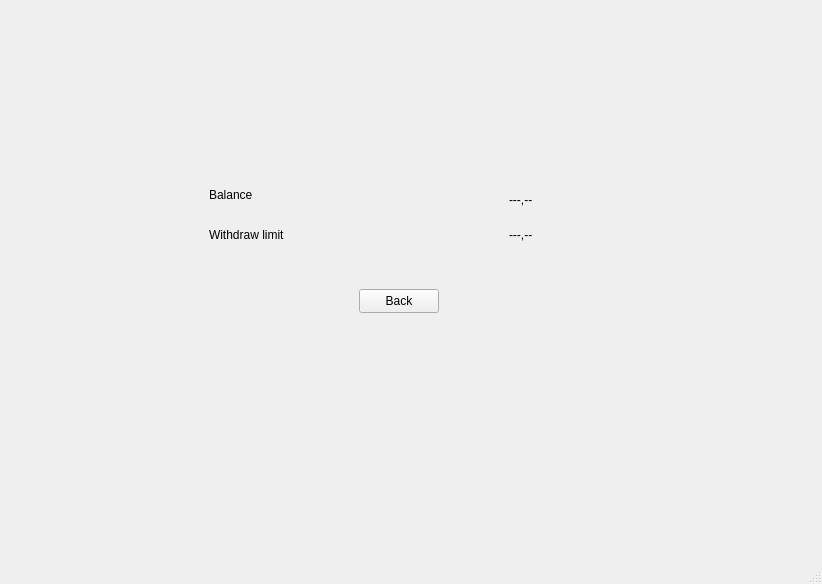
The window that bank-automat/mainwindow.ui (anatt1b/Automated-Teller-Machine) describes before a commit, drawn with Qt 5.
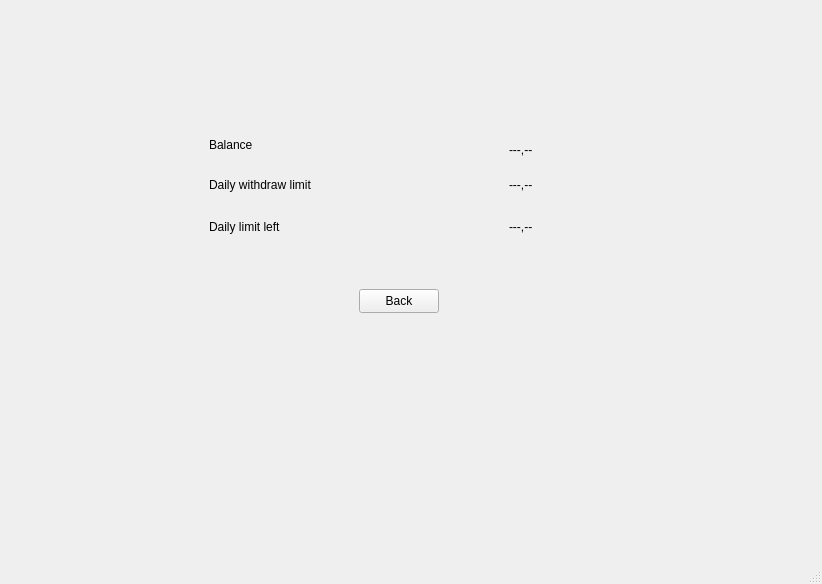
The same window after the commit. The open tabs and pages were chosen to show the change.

Commit message: added available credit, daily withdraw limit and showcase for daily limit left

Patch:
```diff
--- a/bank-automat/mainwindow.ui
+++ b/bank-automat/mainwindow.ui
@@ -429,7 +429,7 @@
         <property name="geometry">
          <rect>
           <x>200</x>
-          <y>170</y>
+          <y>120</y>
           <width>91</width>
           <height>31</height>
          </rect>
@@ -442,20 +442,20 @@
         <property name="geometry">
          <rect>
           <x>200</x>
-          <y>210</y>
+          <y>160</y>
           <width>111</width>
           <height>31</height>
          </rect>
         </property>
         <property name="text">
-         <string>Withdraw limit</string>
+         <string>Daily withdraw limit</string>
         </property>
        </widget>
        <widget class="QLabel" name="lblBalanceValue">
         <property name="geometry">
          <rect>
           <x>500</x>
-          <y>180</y>
+          <y>130</y>
           <width>91</width>
           <height>21</height>
          </rect>
@@ -468,7 +468,7 @@
         <property name="geometry">
          <rect>
           <x>500</x>
-          <y>210</y>
+          <y>160</y>
           <width>91</width>
           <height>31</height>
          </rect>
@@ -477,6 +477,32 @@
          <string>---,--</string>
         </property>
        </widget>
+       <widget class="QLabel" name="DailyLimitLeft">
+        <property name="geometry">
+         <rect>
+          <x>200</x>
+          <y>210</y>
+          <width>121</width>
+          <height>16</height>
+         </rect>
+        </property>
+        <property name="text">
+         <string>Daily limit left</string>
+        </property>
+       </widget>
+       <widget class="QLabel" name="lblDailyLimitLeft">
+        <property name="geometry">
+         <rect>
+          <x>500</x>
+          <y>210</y>
+          <width>49</width>
+          <height>16</height>
+         </rect>
+        </property>
+        <property name="text">
+         <string>---,--</string>
+        </property>
+       </widget>
       </widget>
       <widget class="QWidget" name="pageTransactions">
        <widget class="QPushButton" name="btnBackTransactions">
```
Left out of the diff: 4 changed lines with no effect on the pictures. The commit also changes 4 other files.
